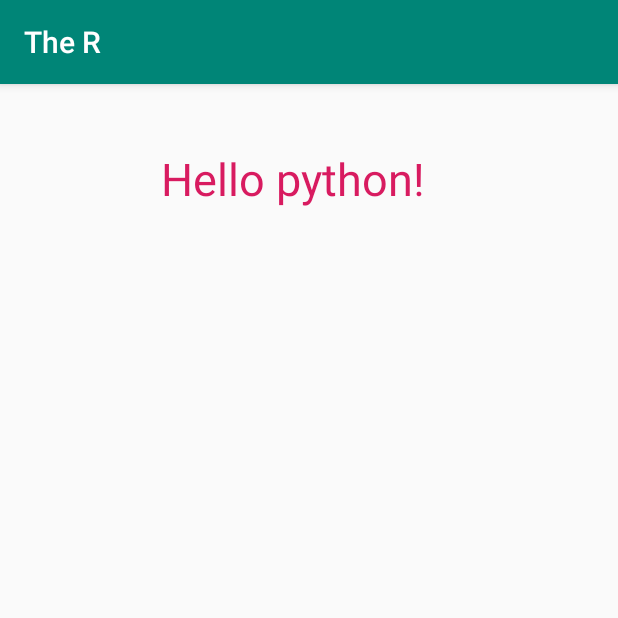
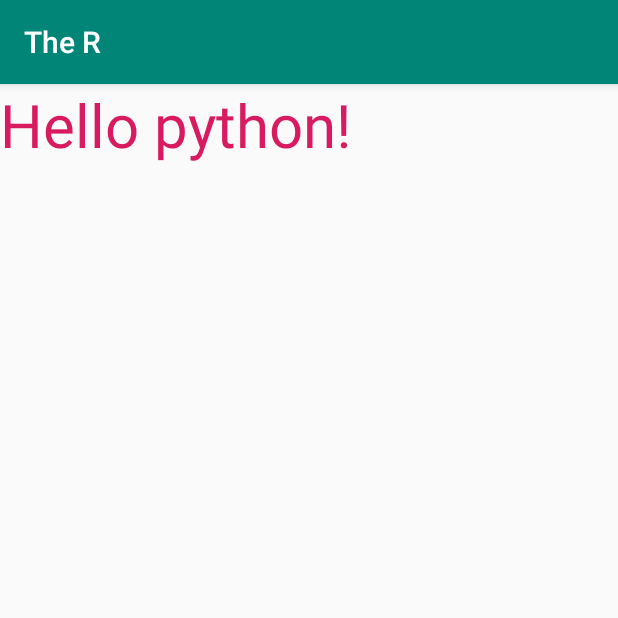
Before and after one commit to proans/TheR, an Android app: the screen it shows after launch (MainActivity), on a phone screen of 412 x 824 dp, the top half of it. Run offline under Robolectric (Android 15) with nearby library versions, the phone set to English and light mode, and no system bars.

Commit message:
Update activity_main.xml

```diff
--- a/app/src/main/res/layout/activity_main.xml
+++ b/app/src/main/res/layout/activity_main.xml
@@ -10,13 +10,7 @@
         android:layout_width="wrap_content"
         android:layout_height="wrap_content"
         android:text="Hello python!"
-        android:textSize="30sp"
-              android:textColor="@color/colorAccent"
-        app:layout_constraintBottom_toBottomOf="parent"
-        app:layout_constraintHorizontal_bias="0.455"
-        app:layout_constraintLeft_toLeftOf="parent"
-        app:layout_constraintRight_toRightOf="parent"
-        app:layout_constraintTop_toTopOf="parent"
-        app:layout_constraintVertical_bias="0.059" />
+        android:textSize="40sp"
+        android:textColor="@color/colorAccent"/>
 
 </androidx.constraintlayout.widget.ConstraintLayout>
```
